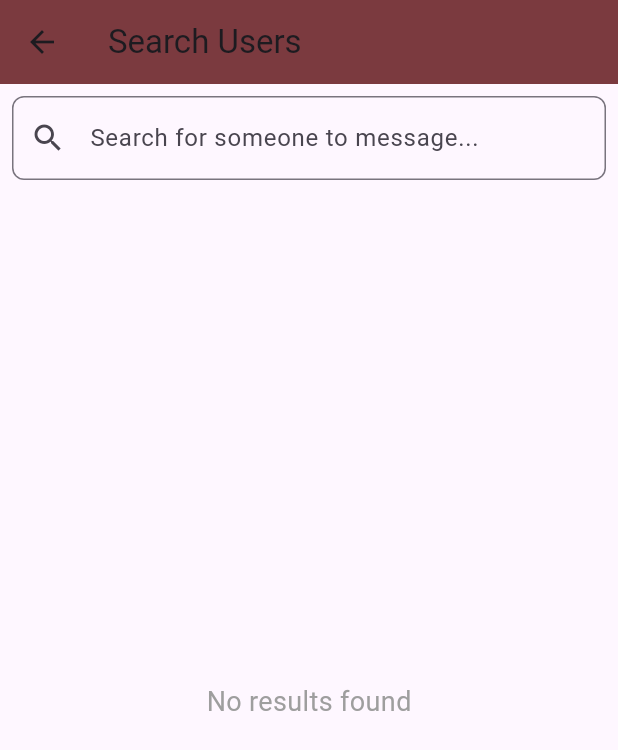
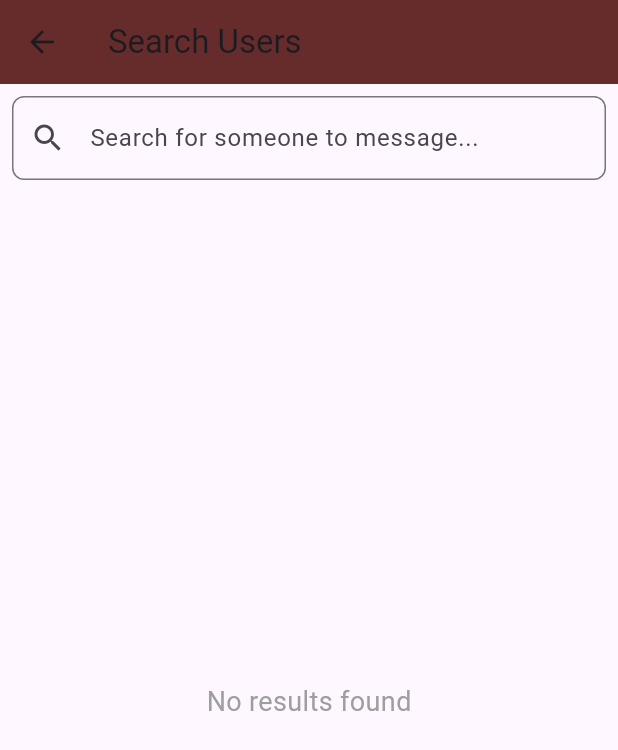
Before and after one commit to Nenosaj/CamHub, a Flutter app: the HomePage screen opened directly, item 2 of the bottom bar chosen, after a tap on the "add" icon, on a phone screen of 412 x 824 dp. Shown: the top 750 px of the screen. Run offline on Flutter 3.47's test engine with Material 3 defaults, Android fonts, the phone set to English and light mode, and no system bars.

Commit message:
Color Changed

```diff
--- a/lib/screens/ClientUI/clientSettings.dart
+++ b/lib/screens/ClientUI/clientSettings.dart
@@ -23,7 +23,7 @@ class _SettingsPageState extends State<SettingsPage> {
     return Scaffold(
       appBar: AppBar(
         title: Text('Settings'),
-        backgroundColor: Color(0xFF7B3A3F), // Dark red color from the image
+        backgroundColor: Color(0xFF662C2B), // Dark red color from the image
         leading: IconButton(
           icon: Icon(Icons.arrow_back),
           onPressed: () {
@@ -35,7 +35,7 @@ class _SettingsPageState extends State<SettingsPage> {
         children: [
           // Profile Section
           Container(
-            color: Color(0xFF7B3A3F),
+            color: Color(0xFF662C2B),
             padding: EdgeInsets.all(16.0),
             child: Row(
               children: [
--- a/lib/screens/ClientUI/clientbookings.dart
+++ b/lib/screens/ClientUI/clientbookings.dart
@@ -27,7 +27,7 @@ class _BookingPageState extends State<BookingPage> {
     return Scaffold(
       backgroundColor: Colors.white,
       appBar: AppBar(
-        backgroundColor: Color(0xFF7B3A3F), // Maroon color from your image
+        backgroundColor: Color(0xFF662C2B), // Maroon color from your image
         title: Row(
           children: [
             IconButton(
@@ -40,6 +40,9 @@ class _BookingPageState extends State<BookingPage> {
               child: TextField(
                 decoration: InputDecoration(
                   hintText: 'Search',
+                  hintStyle: TextStyle(
+                    color: Colors.white, // Set the hint text color to white
+                  ),
                   prefixIcon: Icon(Icons.search, color: Colors.white),
                   border: OutlineInputBorder(
                     borderRadius: BorderRadius.circular(30),
@@ -95,7 +98,6 @@ class _BookingPageState extends State<BookingPage> {
           ),
         ],
       ),
-
     );
   }
 
--- a/lib/screens/ClientUI/clienthomepage.dart
+++ b/lib/screens/ClientUI/clienthomepage.dart
@@ -26,12 +26,12 @@ class _HomePageState extends State<HomePage> {
     return Scaffold(
       appBar: AppBar(
         title: Text('Role-Based App'),
-        backgroundColor: Color(0xFF7B3A3F), // Maroon color for the AppBar
+        backgroundColor: Color(0xFF662C2B), // Maroon color for the AppBar
       ),
       body: _pages[_currentIndex], // Displaying the selected page
       bottomNavigationBar: BottomNavigationBar(
         currentIndex: _currentIndex,
-        selectedItemColor: Color(0xFF7B3A3F), // Maroon color for selected icon
+        selectedItemColor: Color(0xFF662C2B), // Maroon color for selected icon
         unselectedItemColor: Colors.grey, // Gray for unselected icons
         showUnselectedLabels: true,
         onTap: (index) {
--- a/lib/screens/ClientUI/clientmessage.dart
+++ b/lib/screens/ClientUI/clientmessage.dart
@@ -1,4 +1,5 @@
 import 'package:flutter/material.dart';
+
 void main() {
   runApp(const MyApp());
 }
@@ -21,8 +22,13 @@ class ChatScreen extends StatelessWidget {
   Widget build(BuildContext context) {
     return Scaffold(
       appBar: AppBar(
-        backgroundColor: const Color(0xFF7B3A3F),
-        title: const Text('Chat'),
+        backgroundColor: const Color(0xFF662C2B),
+        title: const Text(
+          'Chat',
+          style: TextStyle(
+            color: Colors.white, // Set the text color to white
+          ),
+        ),
         centerTitle: true,
       ),
       body: const EmptyChatScreen(),
@@ -34,7 +40,7 @@ class ChatScreen extends StatelessWidget {
             MaterialPageRoute(builder: (context) => const SearchUserScreen()),
           );
         },
-        backgroundColor:const Color(0xFF7B3A3F),
+        backgroundColor: const Color(0xFF662C2B),
         child: const Icon(Icons.add),
       ),
     );
@@ -90,8 +96,6 @@ class EmptyChatScreen extends StatelessWidget {
   }
 }
 
-
-
 // New screen for searching users
 class SearchUserScreen extends StatelessWidget {
   const SearchUserScreen({super.key});
@@ -101,7 +105,7 @@ class SearchUserScreen extends StatelessWidget {
     return Scaffold(
       appBar: AppBar(
         title: const Text('Search Users'),
-        backgroundColor:const Color(0xFF7B3A3F),
+        backgroundColor: const Color(0xFF662C2B),
       ),
       body: Padding(
         padding: const EdgeInsets.all(8.0),
```
Also changed, not shown: lib/screens/ClientUI/clientProfile.dart (+8 -4 lines), lib/screens/ClientUI/client_ui.dart (+21 -6 lines), lib/screens/ClientUI/clientnotifications.dart (+7 -2 lines), lib/screens/ClientUI/clienttransaction.dart (+4 -3 lines).
